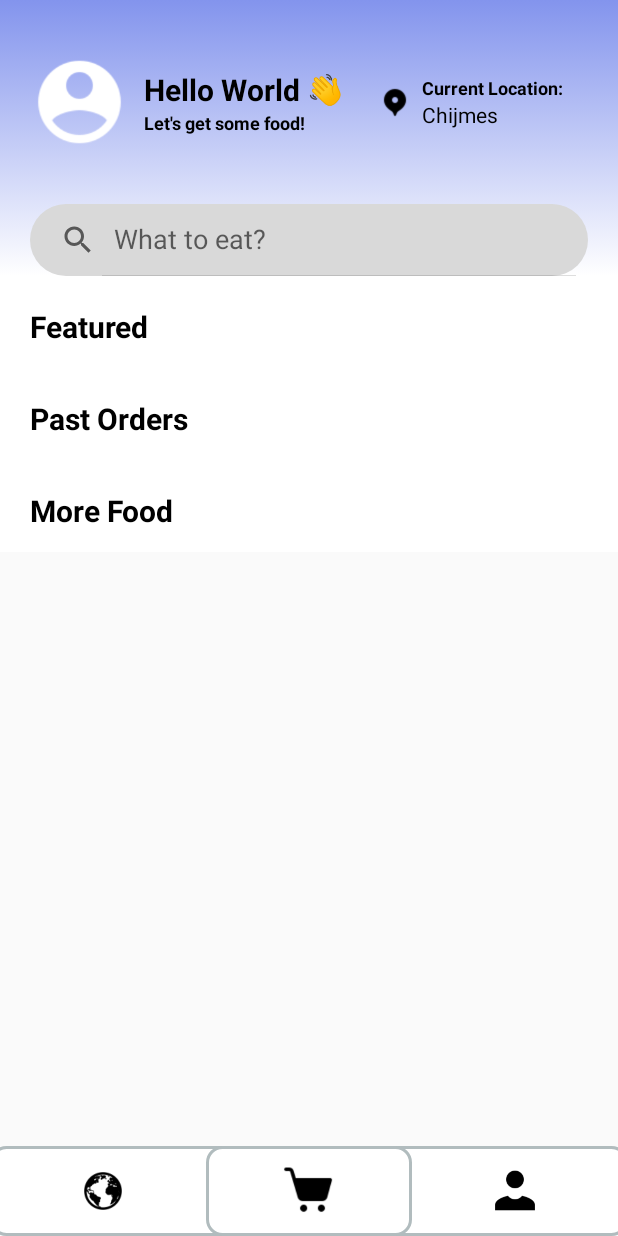
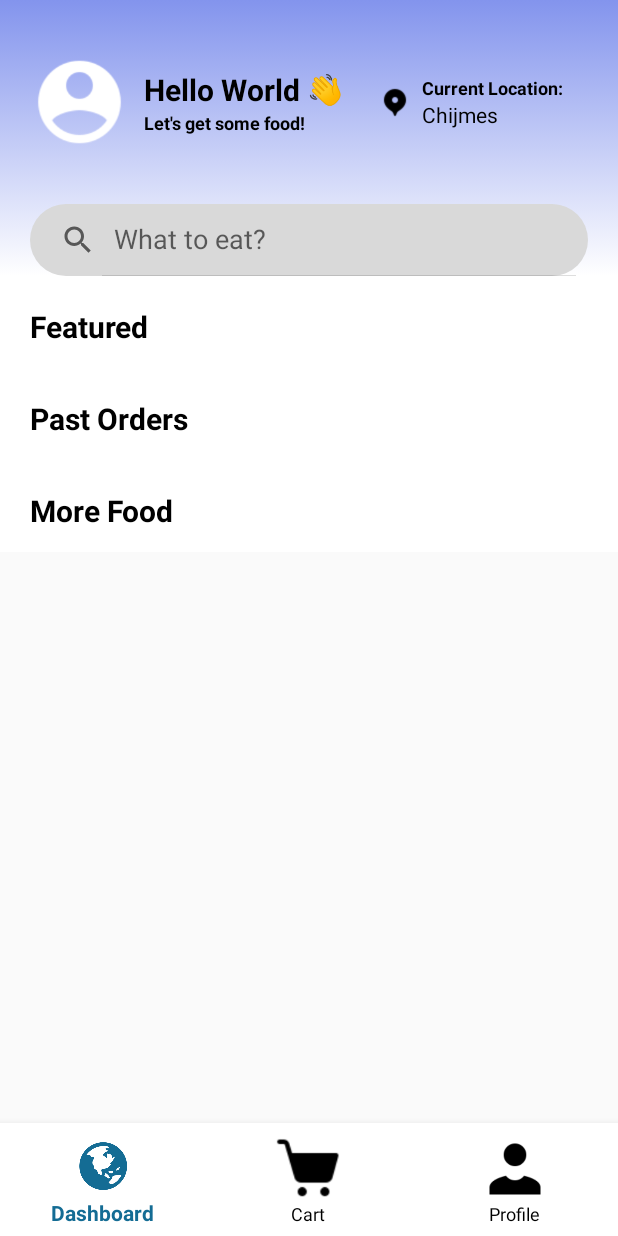
Before and after one commit to elyssatanxy/hawkergogo, an Android app: the ConsumerMain screen opened directly, with no data from a screen before it, on a phone screen of 412 x 824 dp. Run offline under Robolectric (Android 15) with nearby library versions, the phone set to English and light mode, and no system bars; our stand-ins replace Volley; network calls fail.

Commit message:
linking cart

```diff
--- a/app/src/main/java/com/example/hawkergogo/ConsumerMain.java
+++ b/app/src/main/java/com/example/hawkergogo/ConsumerMain.java
@@ -6,7 +6,9 @@ import androidx.appcompat.app.AppCompatActivity;
 import androidx.recyclerview.widget.LinearLayoutManager;
 import androidx.recyclerview.widget.RecyclerView;
 
+import android.content.Intent;
 import android.os.Bundle;
+import android.view.MenuItem;
 import android.view.View;
 import android.widget.SearchView;
 
@@ -19,6 +21,7 @@ import com.android.volley.Response;
 import com.android.volley.VolleyError;
 import com.android.volley.toolbox.JsonArrayRequest;
 import com.android.volley.toolbox.Volley;
+import com.google.android.material.bottomnavigation.BottomNavigationView;
 
 import org.json.JSONArray;
 import org.json.JSONException;
@@ -117,6 +120,33 @@ public class ConsumerMain extends AppCompatActivity {
         featuredRecycler.setLayoutManager(featuredRecyclerViewLayoutManager);
         pastOrdersRecycler.setLayoutManager(pastOrdersRecyclerViewLayoutManager);
         moreFoodRecycler.setLayoutManager(moreFoodRecyclerViewLayoutManager);
+
+        BottomNavigationView bottomNavigationView = findViewById(R.id.bottomNavigationView_Consumer);
+        bottomNavigationView.setOnNavigationItemSelectedListener(new BottomNavigationView.OnNavigationItemSelectedListener() {
+            @Override
+            public boolean onNavigationItemSelected(MenuItem item) {
+                switch (item.getItemId()) {
+                    case R.id.dashboardC:
+                        //start the Home activity
+                        Intent dashboardIntent = new Intent(ConsumerMain.this, ConsumerMain.class);
+                        finish();
+                        startActivity(dashboardIntent);
+                        break;
+                    case R.id.addCart:
+                        //start the Destination activity
+                        Intent addIntent = new Intent(ConsumerMain.this, CartPayment.class);
+                        startActivity(addIntent);
+                        break;
+                    case R.id.switchProfile:
+                        //start the Profile activity
+                        Intent profileIntent = new Intent(ConsumerMain.this, SellerHome.class);
+                        finish();
+                        startActivity(profileIntent);
+                        break;
+                }
+                return true;
+            }
+        });
     }
 
     public void addItemsToFeaturedRecyclerViewArrayList(JSONArray dataList) {
--- a/app/src/main/java/com/example/hawkergogo/SellerHome.java
+++ b/app/src/main/java/com/example/hawkergogo/SellerHome.java
@@ -103,6 +103,7 @@ public class SellerHome extends AppCompatActivity{
                     case R.id.dashboard:
                         //start the Home activity
                         Intent dashboardIntent = new Intent(SellerHome.this, SellerHome.class);
+                        finish();
                         startActivity(dashboardIntent);
                         break;
                     case R.id.add_item:
@@ -113,6 +114,7 @@ public class SellerHome extends AppCompatActivity{
                     case R.id.profile:
                         //start the Profile activity
                         Intent profileIntent = new Intent(SellerHome.this, ConsumerMain.class);
+                        finish();
                         startActivity(profileIntent);
                         break;
                 }
@@ -133,8 +135,6 @@ public class SellerHome extends AppCompatActivity{
             startActivity(getIntent());
         }
     }
-
-
 
     public void addItemsToItemsRecyclerViewArrayList(JSONArray dataList) {
         // Adding items to ArrayList
@@ -172,27 +172,8 @@ public class SellerHome extends AppCompatActivity{
                 throw new RuntimeException(e);
             }
         }
-
-        /*
-        CartItem item = new CartItem(R.drawable.sell_chickenrice, "Khicken Rice - Last 20 Plates!", "9:30 pm");
-        CartItem item2 = new CartItem(R.drawable.sell_chickenrice, "Khicken Rice -  Last 10 Plates!", "10:00 pm");
-        itemsSource = new ArrayList<>();
-        itemsSource.add(item);
-        itemsSource.add(item2);
-        itemsSource.add(item2);
-        itemsSource.add(item);
-        itemsSource.add(item2);
-        */
     }
 
-//    public void addItemsToOngoingRecyclerViewArrayList() {
-//        // Adding items to ArrayList
-//        CartItem item = new CartItem(R.drawable.sell_chickenrice, "Khicken Rice - Last 20 Plates!", "10:00 pm", "3/20");
-//        CartItem item2 = new CartItem(R.drawable.sell_rice, "Khicken Rice -  Hainanese Rice", "10:00 pm", "5/10");
-//        ongoingSource = new ArrayList<>();
-//        ongoingSource.add(item);
-//        ongoingSource.add(item2);
-//    }
 
     public void goBack(View view) {
         super.finish();
--- a/app/src/main/java/com/example/hawkergogo/TitleRecyclerViewAdapter.java
+++ b/app/src/main/java/com/example/hawkergogo/TitleRecyclerViewAdapter.java
@@ -35,6 +35,7 @@ public class TitleRecyclerViewAdapter extends RecyclerView.Adapter<TitleRecycler
         TextView titleInput;
         ImageView imageView;
 
+        EditText descriptionInput;
         CardView cardView;
 
         public MyView(View view) {
@@ -45,6 +46,7 @@ public class TitleRecyclerViewAdapter extends RecyclerView.Adapter<TitleRecycler
             titleInput = (TextView) view.findViewById(R.id.titlePlaceholder);
             imageView = (ImageView) view.findViewById(R.id.img);
             cardView = (CardView) view.findViewById(R.id.foodOption);
+            descriptionInput = (EditText) view.findViewById(R.id.descriptionInput);
         }
     }
 
@@ -72,39 +74,12 @@ public class TitleRecyclerViewAdapter extends RecyclerView.Adapter<TitleRecycler
         FoodTitleItem item = list.get(inputPosition);
         holder.textView.setText(item.getTitle());
         holder.imageView.setImageResource(item.getImageId());
-
         holder.cardView.setOnClickListener(new View.OnClickListener() {
             @Override
             public void onClick(View v) {
+                EditText descriptionInput = (EditText) v.getRootView().findViewById(R.id.descriptionInput);
+                descriptionInput.setText(item.getTitle());
                 Giveaway.setText(item.getTitle());
-//                if  (holder.textView.getText().toString().equals("Add Item")) {
-//                    v.getRootView().setVisibility(View.GONE);
-//                    Dialog newDialog = new Dialog(v.getRootView().getContext());
-//                    newDialog.getWindow().setBackgroundDrawable(new ColorDrawable(Color.TRANSPARENT));
-//                    newDialog.setContentView(R.layout.foodtitle_options);
-//
-//                    Button addButton = (Button) newDialog.findViewById(R.id.addButton);
-//                    addButton.setOnClickListener(new View.OnClickListener() {
-//                        @Override
-//                        public void onClick(View v) {
-//                            EditText newTiteInput = (EditText) newDialog.findViewById(R.id.descriptionInput);
-//                            addNewTitle = newTiteInput.getEditableText().toString();
-//                            Giveaway.setText(addNewTitle);
-//                        }
-//                    });
-//
-//                    Button cancelButton = (Button) newDialog.findViewById(R.id.cancelButton);
-//                    cancelButton.setOnClickListener(new View.OnClickListener() {
-//                        @Override
-//                        public void onClick(View v) {
-//                            newDialog.dismiss();
-//                        }
-//                    });
-//                    newDialog.show();
-//                } else {
-//                    //holder.titleInput.setText(item.getTitle());
-//                    Giveaway.setText(item.getTitle());
-//                }
             }
         });
     }
--- /dev/null
+++ b/app/src/main/res/color/bottom_nav_selector_consumer.xml
@@ -0,0 +1,5 @@
+<?xml version="1.0" encoding="utf-8"?>
+<selector xmlns:android="http://schemas.android.com/apk/res/android">
+    <item android:color="@color/consumer_nav" android:state_checked="true" />
+    <item android:color="@color/black"/>
+</selector>
--- a/app/src/main/res/layout/activity_consumer_main.xml
+++ b/app/src/main/res/layout/activity_consumer_main.xml
@@ -163,64 +163,17 @@
         </LinearLayout>
     </ScrollView>
 
-    <LinearLayout
-        android:id="@+id/linearLayout"
+    <com.google.android.material.bottomnavigation.BottomNavigationView
+        android:id="@+id/bottomNavigationView_Consumer"
         android:layout_width="match_parent"
-        android:layout_height="60dp"
-        android:background="@drawable/layout_border_nav_bar"
-        android:gravity="center"
-        android:orientation="horizontal"
+        android:layout_height="75dp"
         app:layout_constraintBottom_toBottomOf="parent"
         app:layout_constraintEnd_toEndOf="parent"
-        app:layout_constraintStart_toStartOf="parent">
-
-        <LinearLayout
-            android:layout_width="match_parent"
-            android:layout_height="match_parent"
-            android:layout_weight="1"
-            android:gravity="center"
-            android:orientation="horizontal">
-
-            <ImageView
-                android:id="@+id/imageView10"
-                android:layout_width="25dp"
-                android:layout_height="25dp"
-                android:layout_weight="1"
-                app:srcCompat="@drawable/globeicon" />
-        </LinearLayout>
-
-        <LinearLayout
-            android:layout_width="match_parent"
-            android:layout_height="match_parent"
-            android:layout_weight="1"
-            android:background="@drawable/layout_border"
-            android:gravity="center"
-            android:orientation="horizontal">
-
-            <ImageView
-                android:id="@+id/imageView11"
-                android:layout_width="35dp"
-                android:layout_height="35dp"
-                android:layout_weight="1"
-                app:srcCompat="@drawable/carticon" />
-        </LinearLayout>
-
-        <LinearLayout
-            android:layout_width="match_parent"
-            android:layout_height="match_parent"
-            android:layout_weight="1"
-            android:gravity="center"
-            android:orientation="horizontal">
-
-            <ImageView
-                android:id="@+id/imageView12"
-                android:layout_width="35dp"
-                android:layout_height="35dp"
-                android:layout_weight="1"
-                app:srcCompat="@drawable/usericon" />
-
-        </LinearLayout>
-
-    </LinearLayout>
+        app:layout_constraintHorizontal_bias="0.5"
+        android:background="@color/white"
+        app:itemIconTint="@color/bottom_nav_selector_consumer"
+        app:itemTextColor="@color/bottom_nav_selector_consumer"
+        app:itemIconSize="45dp"
+        app:menu="@menu/bottom_nav_menu_consumer"/>
 
 </androidx.constraintlayout.widget.ConstraintLayout>
--- /dev/null
+++ b/app/src/main/res/menu/bottom_nav_menu_consumer.xml
@@ -0,0 +1,16 @@
+<?xml version="1.0" encoding="utf-8"?>
+<menu xmlns:android="http://schemas.android.com/apk/res/android"
+    xmlns:app="http://schemas.android.com/apk/res-auto">
+    <item
+        android:id="@+id/dashboardC"
+        android:title="Dashboard"
+        android:icon="@drawable/small_globe" />
+    <item
+        android:id="@+id/addCart"
+        android:title="Cart"
+        android:icon="@drawable/carticon" />
+    <item
+        android:id="@+id/switchProfile"
+        android:title="Profile"
+        android:icon="@drawable/usericon" />
+</menu>
--- a/app/src/main/res/values/colors.xml
+++ b/app/src/main/res/values/colors.xml
@@ -7,4 +7,5 @@
     <color name="teal_700">#FF018786</color>
     <color name="black">#FF000000</color>
     <color name="white">#FFFFFFFF</color>
+    <color name="consumer_nav">#146C94</color>
 </resources>
```
